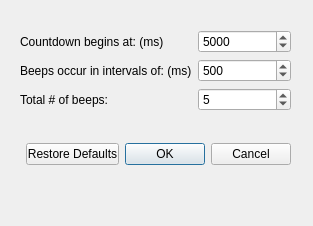
Old version of the form OpenBlink/GuiProjectBackup/OpenBlink2/timersettingsdialogue.ui in the repository KapitalRoser/OpenBlink.
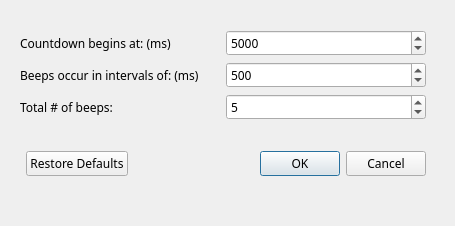
New version of the form.

```diff
--- a/OpenBlink/GuiProjectBackup/OpenBlink2/timersettingsdialogue.ui
+++ b/OpenBlink/GuiProjectBackup/OpenBlink2/timersettingsdialogue.ui
@@ -6,10 +6,15 @@
    <rect>
     <x>0</x>
     <y>0</y>
-    <width>313</width>
+    <width>455</width>
     <height>226</height>
    </rect>
   </property>
+  <property name="font">
+   <font>
+    <family>Century Gothic</family>
+   </font>
+  </property>
   <property name="windowTitle">
    <string>Dialog</string>
   </property>
@@ -18,8 +23,8 @@
     <rect>
      <x>20</x>
      <y>30</y>
-     <width>271</width>
-     <height>161</height>
+     <width>406</width>
+     <height>171</height>
     </rect>
    </property>
    <layout class="QGridLayout" name="gridLayout_2">
```
